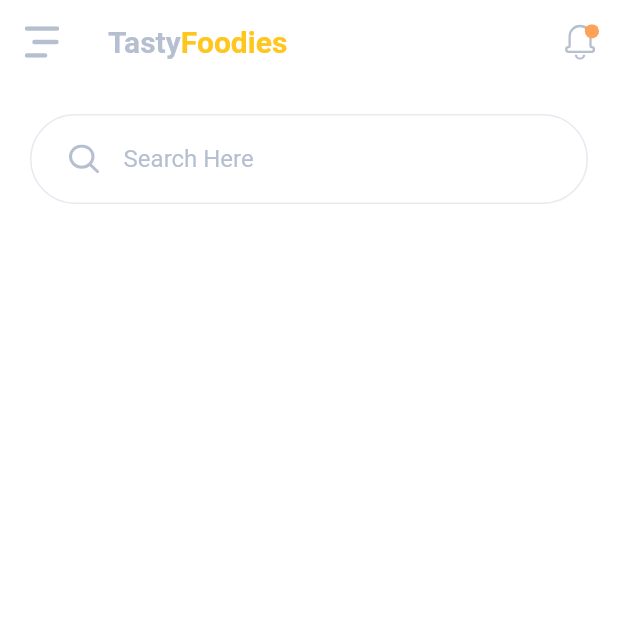
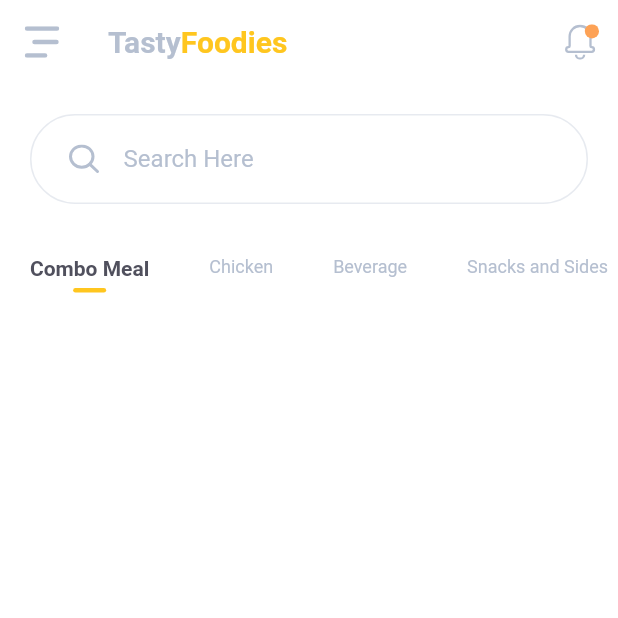
Before and after one commit to DulanjaliSenarathna/foodies, a Flutter app: the screen it shows after launch, on a phone screen of 412 x 824 dp, the top half of it. Run offline on Flutter 3.47's test engine with Material 2 defaults, Android fonts, the phone set to English and light mode, and no system bars; our stand-ins replace flutter_svg.

Commit message:
Category List Done

```diff
--- a/lib/screens/home/components/body.dart
+++ b/lib/screens/home/components/body.dart
@@ -3,6 +3,8 @@ import 'package:flutter/material.dart';
 import 'package:flutter_svg/flutter_svg.dart';
 import 'package:foodies/components/search_box.dart';
 import 'package:foodies/constants.dart';
+import 'package:foodies/screens/home/components/category_item.dart';
+import 'package:foodies/screens/home/components/category_list.dart';
 
 class Body extends StatelessWidget {
   @override
@@ -11,7 +13,8 @@ class Body extends StatelessWidget {
       children: <Widget>[
         SearchBox(
           onChanged: (value){},
-        )
+        ),
+        CategoryList()
       ],
     );
   }
--- /dev/null
+++ b/lib/screens/home/components/category_item.dart
@@ -0,0 +1,44 @@
+import 'package:flutter/material.dart';
+import 'package:foodies/constants.dart';
+
+class CategoryItem extends StatelessWidget {
+  final String title;
+  final bool isActive;
+  final Function press;
+
+  const CategoryItem({
+    Key key, this.title, this.isActive = false, this.press,
+  }) : super(key: key);
+
+  @override
+  Widget build(BuildContext context) {
+    return GestureDetector(
+      onTap: press,
+      child: Padding(
+        padding: const EdgeInsets.symmetric(horizontal: 20,vertical: 15),
+        child: Column(
+          children: <Widget>[
+            Text(
+              title,
+              style: isActive ? TextStyle(
+                  color: kTextColor,
+                  fontWeight: FontWeight.bold
+              ) : TextStyle(
+                  fontSize: 12
+              ),
+            ),
+            if(isActive) Container(
+              margin: EdgeInsets.symmetric(vertical: 5),
+              height: 3,
+              width: 22,
+              decoration: BoxDecoration(
+                  color: kPrimaryColor,
+                  borderRadius: BorderRadius.circular(10)
+              ),
+            )
+          ],
+        ),
+      ),
+    );
+  }
+}
--- /dev/null
+++ b/lib/screens/home/components/category_list.dart
@@ -0,0 +1,37 @@
+import 'package:flutter/material.dart';
+import 'package:foodies/screens/home/components/category_item.dart';
+
+class CategoryList extends StatelessWidget {
+  const CategoryList({
+    Key key,
+  }) : super(key: key);
+
+  @override
+  Widget build(BuildContext context) {
+    return SingleChildScrollView(
+      scrollDirection: Axis.horizontal,
+      child: Row(
+        crossAxisAlignment: CrossAxisAlignment.start,
+        children: <Widget>[
+          CategoryItem(
+            title: "Combo Meal",
+            isActive: true,
+            press: (){},
+          ),
+          CategoryItem(
+            title: "Chicken",
+            press: (){},
+          ),
+          CategoryItem(
+            title: "Beverage",
+            press: (){},
+          ),
+          CategoryItem(
+            title: "Snacks and Sides",
+            press: (){},
+          ),
+        ],
+      ),
+    );
+  }
+}
```
